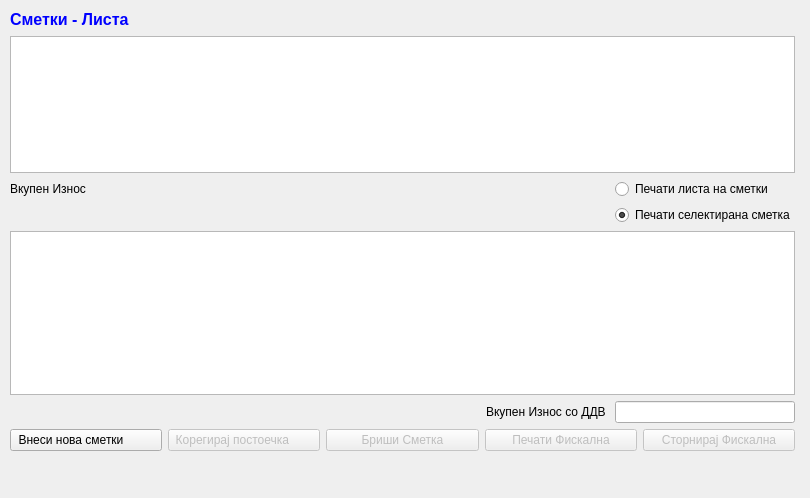
Old version of the form sterna/Smetki/smetkilista.ui in the repository srgank/sterna_x.
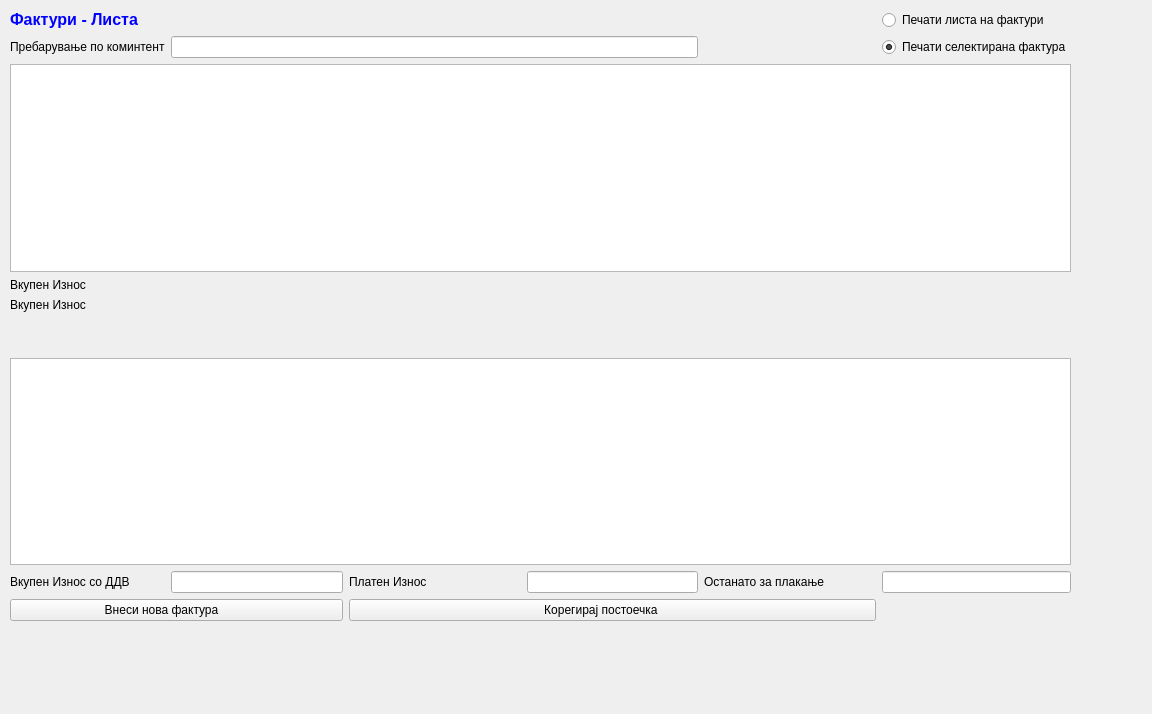
New version of the form. Icons and pictures are not drawn.

The edit to the form file:
```diff
--- a/sterna/Smetki/smetkilista.ui
+++ b/sterna/Smetki/smetkilista.ui
@@ -6,8 +6,8 @@
    <rect>
     <x>0</x>
     <y>0</y>
-    <width>810</width>
-    <height>498</height>
+    <width>1152</width>
+    <height>714</height>
    </rect>
   </property>
   <property name="windowTitle">
@@ -18,30 +18,49 @@
     <rect>
      <x>10</x>
      <y>10</y>
-     <width>785</width>
-     <height>441</height>
+     <width>1061</width>
+     <height>611</height>
     </rect>
    </property>
    <layout class="QGridLayout" name="gridLayout">
-    <item row="0" column="0" colspan="2">
+    <item row="0" column="0">
      <widget class="QLabel" name="label_4">
       <property name="text">
        <string>&lt;!DOCTYPE HTML PUBLIC &quot;-//W3C//DTD HTML 4.0//EN&quot; &quot;http://www.w3.org/TR/REC-html40/strict.dtd&quot;&gt;
 &lt;html&gt;&lt;head&gt;&lt;meta name=&quot;qrichtext&quot; content=&quot;1&quot; /&gt;&lt;style type=&quot;text/css&quot;&gt;
 p, li { white-space: pre-wrap; }
 &lt;/style&gt;&lt;/head&gt;&lt;body style=&quot; font-family:'MS Shell Dlg 2'; font-size:10pt; font-weight:400; font-style:normal;&quot;&gt;
-&lt;p style=&quot; margin-top:0px; margin-bottom:0px; margin-left:0px; margin-right:0px; -qt-block-indent:0; text-indent:0px;&quot;&gt;&lt;span style=&quot; font-size:12pt; font-weight:600; color:#0000ff;&quot;&gt;Сметки - &lt;/span&gt;&lt;span style=&quot; font-size:12pt; font-weight:600; color:#0000ff;&quot;&gt;Листа&lt;/span&gt;&lt;/p&gt;&lt;/body&gt;&lt;/html&gt;</string>
+&lt;p style=&quot; margin-top:0px; margin-bottom:0px; margin-left:0px; margin-right:0px; -qt-block-indent:0; text-indent:0px;&quot;&gt;&lt;span style=&quot; font-size:12pt; font-weight:600; color:#0000ff;&quot;&gt;Фактури - Листа&lt;/span&gt;&lt;/p&gt;&lt;/body&gt;&lt;/html&gt;</string>
       </property>
      </widget>
     </item>
-    <item row="6" column="0" colspan="7">
-     <widget class="QTableView" name="tableView_2">
-      <property name="alternatingRowColors">
-       <bool>true</bool>
+    <item row="0" column="1">
+     <spacer name="horizontalSpacer">
+      <property name="orientation">
+       <enum>Qt::Horizontal</enum>
       </property>
-     </widget>
+      <property name="sizeHint" stdset="0">
+       <size>
+        <width>40</width>
+        <height>20</height>
+       </size>
+      </property>
+     </spacer>
     </item>
-    <item row="0" column="4">
+    <item row="0" column="2">
+     <spacer name="horizontalSpacer_3">
+      <property name="orientation">
+       <enum>Qt::Horizontal</enum>
+      </property>
+      <property name="sizeHint" stdset="0">
+       <size>
+        <width>40</width>
+        <height>20</height>
+       </size>
+      </property>
+     </spacer>
+    </item>
+    <item row="0" column="3">
      <spacer name="horizontalSpacer_5">
       <property name="orientation">
        <enum>Qt::Horizontal</enum>
@@ -54,7 +73,7 @@
       </property>
      </spacer>
     </item>
-    <item row="0" column="5">
+    <item row="0" column="4">
      <spacer name="horizontalSpacer_6">
       <property name="orientation">
        <enum>Qt::Horizontal</enum>
@@ -67,57 +86,34 @@
       </property>
      </spacer>
     </item>
-    <item row="0" column="3">
-     <spacer name="horizontalSpacer_3">
-      <property name="orientation">
-       <enum>Qt::Horizontal</enum>
-      </property>
-      <property name="sizeHint" stdset="0">
-       <size>
-        <width>40</width>
-        <height>20</height>
-       </size>
-      </property>
-     </spacer>
-    </item>
-    <item row="0" column="2">
-     <spacer name="horizontalSpacer">
-      <property name="orientation">
-       <enum>Qt::Horizontal</enum>
-      </property>
-      <property name="sizeHint" stdset="0">
-       <size>
-        <width>40</width>
-        <height>20</height>
-       </size>
-      </property>
-     </spacer>
-    </item>
-    <item row="4" column="0" colspan="6">
-     <widget class="QLabel" name="label_11">
+    <item row="0" column="5">
+     <widget class="QRadioButton" name="radioButtonPecatiLista">
       <property name="text">
-       <string>Вкупен Износ </string>
+       <string>Печати листа на фактури</string>
       </property>
      </widget>
     </item>
-    <item row="4" column="6">
-     <widget class="QRadioButton" name="radioButton">
+    <item row="1" column="0">
+     <widget class="QLabel" name="label_8">
       <property name="text">
-       <string>Печати листа на сметки</string>
+       <string>Пребарување по коминтент</string>
       </property>
      </widget>
     </item>
-    <item row="5" column="6">
-     <widget class="QRadioButton" name="radioButton_2">
+    <item row="1" column="1" colspan="3">
+     <widget class="QLineEdit" name="prebaruvanje_po_komintent"/>
+    </item>
+    <item row="1" column="5">
+     <widget class="QRadioButton" name="radioButtonPecatiSelektirana">
       <property name="text">
-       <string>Печати селектирана сметка</string>
+       <string>Печати селектирана фактура</string>
       </property>
       <property name="checked">
        <bool>true</bool>
       </property>
      </widget>
     </item>
-    <item row="2" column="0" rowspan="2" colspan="7">
+    <item row="2" column="0" colspan="6">
      <widget class="QTableView" name="tableView">
       <property name="palette">
        <palette>
@@ -161,78 +157,150 @@
       </property>
      </widget>
     </item>
-    <item row="7" column="6">
-     <widget class="QLineEdit" name="lineEdit_6">
-      <property name="alignment">
-       <set>Qt::AlignRight|Qt::AlignTrailing|Qt::AlignVCenter</set>
+    <item row="3" column="0">
+     <widget class="QLabel" name="label_11">
+      <property name="text">
+       <string>Вкупен Износ </string>
       </property>
      </widget>
     </item>
-    <item row="7" column="5">
+    <item row="4" column="0">
+     <widget class="QLabel" name="label_12">
+      <property name="text">
+       <string>Вкупен Износ </string>
+      </property>
+     </widget>
+    </item>
+    <item row="5" column="0">
+     <widget class="QLabel" name="label_13">
+      <property name="palette">
+       <palette>
+        <active>
+         <colorrole role="Text">
+          <brush brushstyle="SolidPattern">
+           <color alpha="255">
+            <red>0</red>
+            <green>0</green>
+            <blue>255</blue>
+           </color>
+          </brush>
+         </colorrole>
+        </active>
+        <inactive>
+         <colorrole role="Text">
+          <brush brushstyle="SolidPattern">
+           <color alpha="255">
+            <red>0</red>
+            <green>0</green>
+            <blue>255</blue>
+           </color>
+          </brush>
+         </colorrole>
+        </inactive>
+        <disabled>
+         <colorrole role="Text">
+          <brush brushstyle="SolidPattern">
+           <color alpha="255">
+            <red>120</red>
+            <green>120</green>
+            <blue>120</blue>
+           </color>
+          </brush>
+         </colorrole>
+        </disabled>
+       </palette>
+      </property>
+      <property name="text">
+       <string/>
+      </property>
+     </widget>
+    </item>
+    <item row="6" column="0">
+     <widget class="QLabel" name="label">
+      <property name="text">
+       <string/>
+      </property>
+     </widget>
+    </item>
+    <item row="7" column="0" colspan="6">
+     <widget class="QTableView" name="tableView_2">
+      <property name="alternatingRowColors">
+       <bool>true</bool>
+      </property>
+     </widget>
+    </item>
+    <item row="8" column="0">
      <widget class="QLabel" name="label_7">
       <property name="text">
        <string>Вкупен Износ со ДДВ </string>
       </property>
      </widget>
     </item>
-    <item row="8" column="0" colspan="7">
-     <layout class="QGridLayout" name="gridLayout_2">
-      <item row="0" column="2">
-       <widget class="QPushButton" name="pushButton_3">
-        <property name="enabled">
-         <bool>false</bool>
-        </property>
-        <property name="text">
-         <string>Бриши Сметка</string>
-        </property>
-       </widget>
-      </item>
-      <item row="0" column="3">
-       <widget class="QPushButton" name="pushButton_4">
-        <property name="enabled">
-         <bool>false</bool>
-        </property>
-        <property name="text">
-         <string>Печати Фискална</string>
-        </property>
-       </widget>
-      </item>
-      <item row="0" column="0">
-       <widget class="QPushButton" name="pushButton">
-        <property name="text">
-         <string>Внеси нова сметки         </string>
-        </property>
-        <property name="icon">
-         <iconset>
-          <normaloff>../../../Brisi/sterna/Resources/key_f2.png</normaloff>../../../Brisi/sterna/Resources/key_f2.png</iconset>
-        </property>
-       </widget>
-      </item>
-      <item row="0" column="1">
-       <widget class="QPushButton" name="pushButton_2">
-        <property name="enabled">
-         <bool>false</bool>
-        </property>
-        <property name="text">
-         <string>Корегирај постоечка       </string>
-        </property>
-        <property name="icon">
-         <iconset>
-          <normaloff>../../../Brisi/sterna/Resources/key_f3.png</normaloff>../../../Brisi/sterna/Resources/key_f3.png</iconset>
-        </property>
-       </widget>
-      </item>
-      <item row="0" column="4">
-       <widget class="QPushButton" name="pushButton_5">
-        <property name="enabled">
-         <bool>false</bool>
-        </property>
-        <property name="text">
-         <string>Сторнирај Фискална</string>
-        </property>
-       </widget>
-      </item>
-     </layout>
+    <item row="8" column="1">
+     <widget class="QLineEdit" name="vk_iznos_so_ddv">
+      <property name="alignment">
+       <set>Qt::AlignRight|Qt::AlignTrailing|Qt::AlignVCenter</set>
+      </property>
+      <property name="readOnly">
+       <bool>true</bool>
+      </property>
+     </widget>
+    </item>
+    <item row="8" column="2">
+     <widget class="QLabel" name="label_9">
+      <property name="text">
+       <string>Платен Износ</string>
+      </property>
+     </widget>
+    </item>
+    <item row="8" column="3">
+     <widget class="QLineEdit" name="vk_platen_iznos">
+      <property name="alignment">
+       <set>Qt::AlignRight|Qt::AlignTrailing|Qt::AlignVCenter</set>
+      </property>
+      <property name="readOnly">
+       <bool>true</bool>
+      </property>
+     </widget>
+    </item>
+    <item row="8" column="4">
+     <widget class="QLabel" name="label_10">
+      <property name="text">
+       <string>Останато за плакање</string>
+      </property>
+     </widget>
+    </item>
+    <item row="8" column="5">
+     <widget class="QLineEdit" name="ostanato_za_plakanje">
+      <property name="alignment">
+       <set>Qt::AlignRight|Qt::AlignTrailing|Qt::AlignVCenter</set>
+      </property>
+      <property name="readOnly">
+       <bool>true</bool>
+      </property>
+     </widget>
+    </item>
+    <item row="9" column="0" colspan="2">
+     <widget class="QPushButton" name="pushButton">
+      <property name="text">
+       <string>Внеси нова фактура         </string>
+      </property>
+      <property name="icon">
+       <iconset>
+        <normaloff>../../../Brisi/sterna/Resources/key_f2.png</normaloff>../../../Brisi/sterna/Resources/key_f2.png</iconset>
+      </property>
+     </widget>
+    </item>
+    <item row="9" column="2" colspan="3">
+     <widget class="QPushButton" name="pushButton_2">
+      <property name="text">
+       <string>Корегирај постоечка       </string>
+      </property>
+      <property name="icon">
+       <iconset>
+        <normaloff>../../../Brisi/sterna/Resources/key_f3.png</normaloff>../../../Brisi/sterna/Resources/key_f3.png</iconset>
+      </property>
+     </widget>
     </item>
    </layout>
   </widget>
```
Left out of the diff: 12 changed lines with no effect on the pictures.
